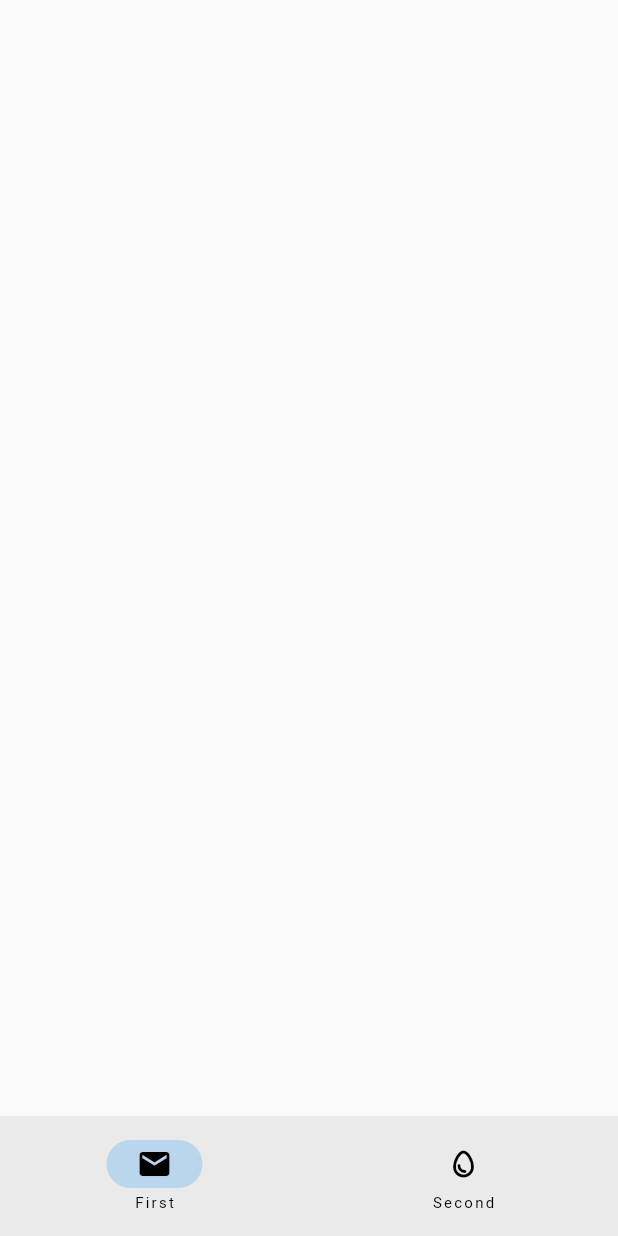
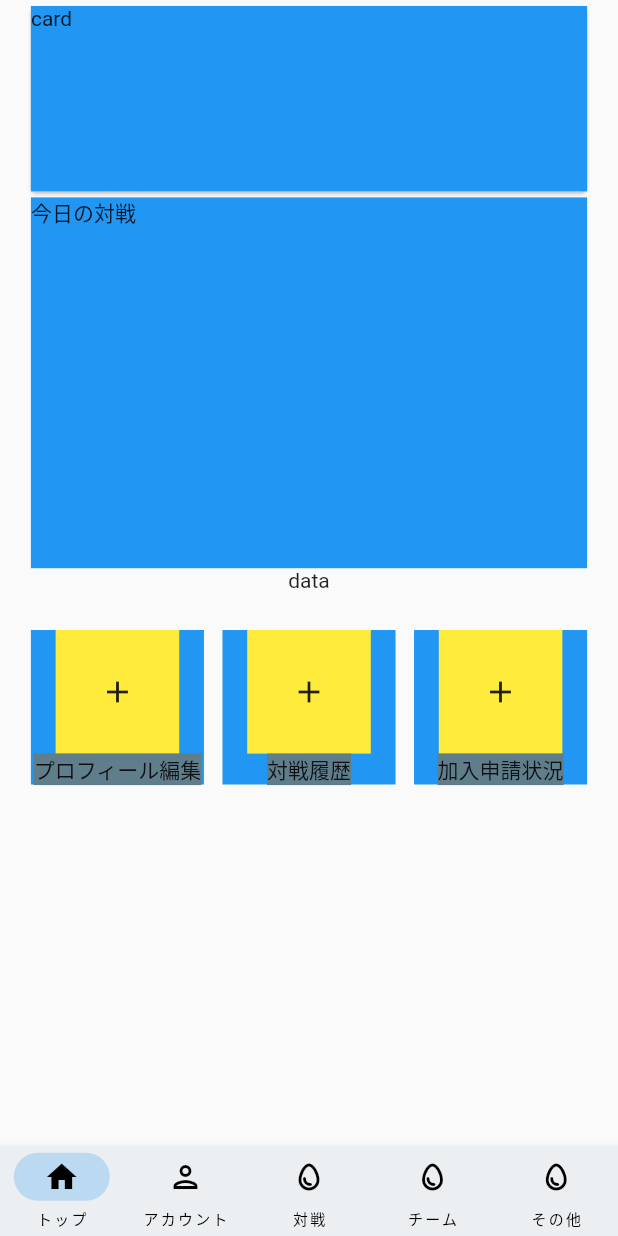
Before and after one commit to SatoShun0302/valkyrie-system, a Flutter app: the screen it shows after launch, on a phone screen of 412 x 824 dp. Run offline on Flutter 3.47's test engine with Material 2 defaults, Android fonts, the phone set to English and light mode, and no system bars; our stand-ins replace flutter_hooks, freezed_annotation, go_router, google_fonts, hooks_riverpod.

Commit message:
メニュー画面追加

```diff
--- a/valkyrie_system/lib/root_page.dart
+++ b/valkyrie_system/lib/root_page.dart
@@ -1,8 +1,11 @@
 import 'package:flutter/material.dart';
 import 'package:flutter_hooks/flutter_hooks.dart';
 import 'package:hooks_riverpod/hooks_riverpod.dart';
+import 'package:valkyrie_system/constant/view_constant.dart';
 import 'package:valkyrie_system/view/user/block_list_page.dart';
 import 'package:valkyrie_system/view/user/user_create_update_page.dart';
+
+import 'view/user/user_top.dart';
 
 class RootPage extends HookConsumerWidget {
   const RootPage({Key? key}) : super(key: key);
@@ -11,19 +14,60 @@ class RootPage extends HookConsumerWidget {
   Widget build(BuildContext context, WidgetRef ref) {
     var currentNavIndex = useState(0);
     // 表示するページウィジェット
-    List<Widget> pages = [const BlockListPage(), const UserCreatePage()];
+    List<Widget> pages = [
+      UserTop(),
+      Container(
+        height: double.infinity,
+        width: double.infinity,
+        color: Colors.blue[100],
+        child: const Center(child: Text('アカウント')),
+      ),
+      Container(
+        height: double.infinity,
+        width: double.infinity,
+        color: Colors.green[100],
+        child: const Center(child: Text('対戦')),
+      ),
+      Container(
+        height: double.infinity,
+        width: double.infinity,
+        color: Colors.orange[100],
+        child: const Center(child: Text('チーム')),
+      ),
+      Container(
+        height: double.infinity,
+        width: double.infinity,
+        color: Colors.yellow[100],
+        child: const Center(child: Text('その他')),
+      ),
+    ];
 
     // ナビゲーションバー
     var navigationBar = const [
       NavigationDestination(
-        selectedIcon: Icon(Icons.mail),
+        selectedIcon: Icon(Icons.home),
         icon: Icon(Icons.mail_outline),
-        label: 'First',
+        label: 'トップ',
+      ),
+      NavigationDestination(
+        selectedIcon: Icon(Icons.person),
+        icon: Icon(Icons.person_outlined),
+        label: 'アカウント',
+      ),
+      NavigationDestination(
+        selectedIcon: Icon(Icons.sort),
+        icon: Icon(Icons.egg_outlined),
+        label: '対戦',
       ),
       NavigationDestination(
         selectedIcon: Icon(Icons.egg),
         icon: Icon(Icons.egg_outlined),
-        label: 'Second',
+        label: 'チーム',
+      ),
+      NavigationDestination(
+        selectedIcon: Icon(Icons.egg),
+        icon: Icon(Icons.egg_outlined),
+        label: 'その他',
       ),
     ];
 
@@ -31,6 +75,9 @@ class RootPage extends HookConsumerWidget {
       body: SafeArea(child: pages[currentNavIndex.value]),
       bottomNavigationBar: NavigationBar(
         selectedIndex: currentNavIndex.value,
+        elevation: 3.0,
+        height: 60,
+        backgroundColor: Colors.blueGrey[50],
         onDestinationSelected: (int index) {
           currentNavIndex.value = index;
         },
--- /dev/null
+++ b/valkyrie_system/lib/view/common/square_menu_box.dart
@@ -0,0 +1,47 @@
+import 'package:flutter/material.dart';
+import 'package:valkyrie_system/extension/build_context_extension.dart';
+
+/// XX_top.dart画面で使用される事を想定した正方形型のメニューボタン
+class SquareMenuBox extends StatelessWidget {
+  const SquareMenuBox(
+      {Key? key,
+      required this.icon,
+      required this.labelText,
+      this.internetImagePath,
+      this.localImagePath})
+      : super(key: key);
+
+  final IconData icon;
+  final String labelText;
+  final String? internetImagePath;
+  final String? localImagePath;
+
+  @override
+  Widget build(BuildContext context) {
+    return Container(
+      color: Colors.blue,
+      width: context.screenWidth * 0.28,
+      height: context.screenWidth * 0.25,
+      child: Column(
+        children: [
+          Container(
+            color: Colors.yellow,
+            width: context.screenWidth * 0.2,
+            height: context.screenWidth * 0.2,
+            child: internetImagePath != null || localImagePath != null
+                ? internetImagePath != null
+                    ? Image(
+                        image: NetworkImage(internetImagePath!),
+                      )
+                    : Image.asset(localImagePath!)
+                : Icon(icon),
+          ),
+          Container(
+            color: Colors.blueGrey,
+            child: FittedBox(child: Text(labelText)),
+          )
+        ],
+      ),
+    );
+  }
+}
--- /dev/null
+++ b/valkyrie_system/lib/view/user/component/today_schedule.dart
@@ -0,0 +1,16 @@
+import 'package:flutter/material.dart';
+import 'package:valkyrie_system/extension/build_context_extension.dart';
+
+class TodaySchedule extends StatelessWidget {
+  const TodaySchedule({Key? key}) : super(key: key);
+
+  @override
+  Widget build(BuildContext context) {
+    return Container(
+      color: Colors.blue,
+      width: context.screenWidth * 0.9,
+      height: context.screenWidth * 0.6,
+      child: Text("今日の対戦"),
+    );
+  }
+}
--- /dev/null
+++ b/valkyrie_system/lib/view/user/component/user_name_id_card.dart
@@ -0,0 +1,18 @@
+import 'package:flutter/material.dart';
+import 'package:valkyrie_system/extension/build_context_extension.dart';
+
+class UserNameIdCard extends StatelessWidget {
+  const UserNameIdCard({Key? key}) : super(key: key);
+
+  @override
+  Widget build(BuildContext context) {
+    return Card(
+      child: Container(
+        color: Colors.blue,
+        width: context.screenWidth * 0.9,
+        height: context.screenWidth * 0.3,
+        child: Text("card"),
+      ),
+    );
+  }
+}
--- /dev/null
+++ b/valkyrie_system/lib/view/user/user_top.dart
@@ -0,0 +1,38 @@
+import 'package:flutter/material.dart';
+import 'package:valkyrie_system/extension/build_context_extension.dart';
+
+import '../common/square_menu_box.dart';
+import 'component/today_schedule.dart';
+import 'component/user_name_id_card.dart';
+
+class UserTop extends StatelessWidget {
+  const UserTop({Key? key}) : super(key: key);
+
+  @override
+  Widget build(BuildContext context) {
+    return SizedBox(
+      height: double.infinity,
+      width: double.infinity,
+      child: SingleChildScrollView(
+        child: Column(
+          children: [
+            const UserNameIdCard(),
+            const TodaySchedule(),
+            SizedBox(height: context.screenWidth * 0.1,child: Text("data"),),
+            SizedBox(
+              width: context.screenWidth * 0.9,
+              child: Row(
+                mainAxisAlignment: MainAxisAlignment.spaceBetween,
+                children: const [
+                  SquareMenuBox(icon: Icons.add, labelText: 'プロフィール編集',),
+                  SquareMenuBox(icon: Icons.add, labelText: '対戦履歴',),
+                  SquareMenuBox(icon: Icons.add, labelText: '加入申請状況',),
+                ],
+              ),
+            )
+          ],
+        ),
+      ),
+    );
+  }
+}
```
Also changed, not shown: diet_app/analysis_options.yaml (added, +29 -0 lines), diet_app/lib/main.dart (added, +68 -0 lines), diet_app/pubspec.yaml (added, +101 -0 lines), valkyrie_system/lib/extension/build_context_extension.dart (added, +18 -0 lines), diet_app/pubspec.lock (added), 62 other files.
